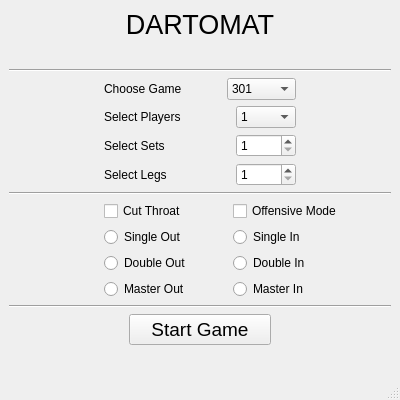
Before: the Qt Designer form dartomatmain.ui in m1ld3/dartomato, drawn with Qt 5.
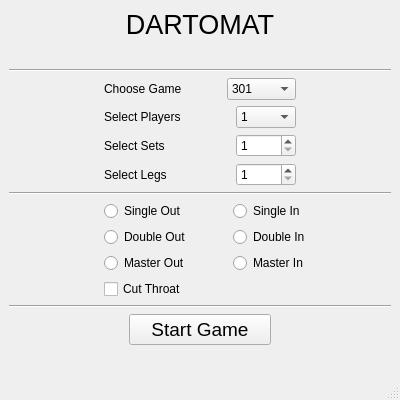
After: the same form once the commit is applied. Custom widgets are drawn as their Qt base class.

Patch:
```diff
--- a/dartomatmain.ui
+++ b/dartomatmain.ui
@@ -420,56 +420,6 @@
       </property>
      </widget>
     </item>
-    <item>
-     <layout class="QHBoxLayout" name="horizontalLayout_9">
-      <item>
-       <spacer name="horizontalSpacer_21">
-        <property name="orientation">
-         <enum>Qt::Horizontal</enum>
-        </property>
-        <property name="sizeType">
-         <enum>QSizePolicy::Fixed</enum>
-        </property>
-        <property name="sizeHint" stdset="0">
-         <size>
-          <width>95</width>
-          <height>20</height>
-         </size>
-        </property>
-       </spacer>
-      </item>
-      <item>
-       <widget class="QCheckBox" name="checkBoxCutThroat">
-        <property name="text">
-         <string>Cut Throat</string>
-        </property>
-       </widget>
-      </item>
-      <item>
-       <widget class="QCheckBox" name="checkBoxOffensive">
-        <property name="text">
-         <string>Offensive Mode</string>
-        </property>
-       </widget>
-      </item>
-      <item>
-       <spacer name="horizontalSpacer_10">
-        <property name="orientation">
-         <enum>Qt::Horizontal</enum>
-        </property>
-        <property name="sizeType">
-         <enum>QSizePolicy::Fixed</enum>
-        </property>
-        <property name="sizeHint" stdset="0">
-         <size>
-          <width>35</width>
-          <height>20</height>
-         </size>
-        </property>
-       </spacer>
-      </item>
-     </layout>
-    </item>
     <item>
      <layout class="QHBoxLayout" name="horizontalLayout_5">
       <item>
@@ -674,6 +624,49 @@
       </item>
      </layout>
     </item>
+    <item>
+     <layout class="QHBoxLayout" name="horizontalLayout_9">
+      <item>
+       <spacer name="horizontalSpacer_21">
+        <property name="orientation">
+         <enum>Qt::Horizontal</enum>
+        </property>
+        <property name="sizeType">
+         <enum>QSizePolicy::Fixed</enum>
+        </property>
+        <property name="sizeHint" stdset="0">
+         <size>
+          <width>95</width>
+          <height>20</height>
+         </size>
+        </property>
+       </spacer>
+      </item>
+      <item>
+       <widget class="QCheckBox" name="checkBoxCutThroat">
+        <property name="text">
+         <string>Cut Throat</string>
+        </property>
+       </widget>
+      </item>
+      <item>
+       <spacer name="horizontalSpacer_10">
+        <property name="orientation">
+         <enum>Qt::Horizontal</enum>
+        </property>
+        <property name="sizeType">
+         <enum>QSizePolicy::Fixed</enum>
+        </property>
+        <property name="sizeHint" stdset="0">
+         <size>
+          <width>35</width>
+          <height>20</height>
+         </size>
+        </property>
+       </spacer>
+      </item>
+     </layout>
+    </item>
     <item>
      <widget class="Line" name="line_3">
       <property name="orientation">
```
